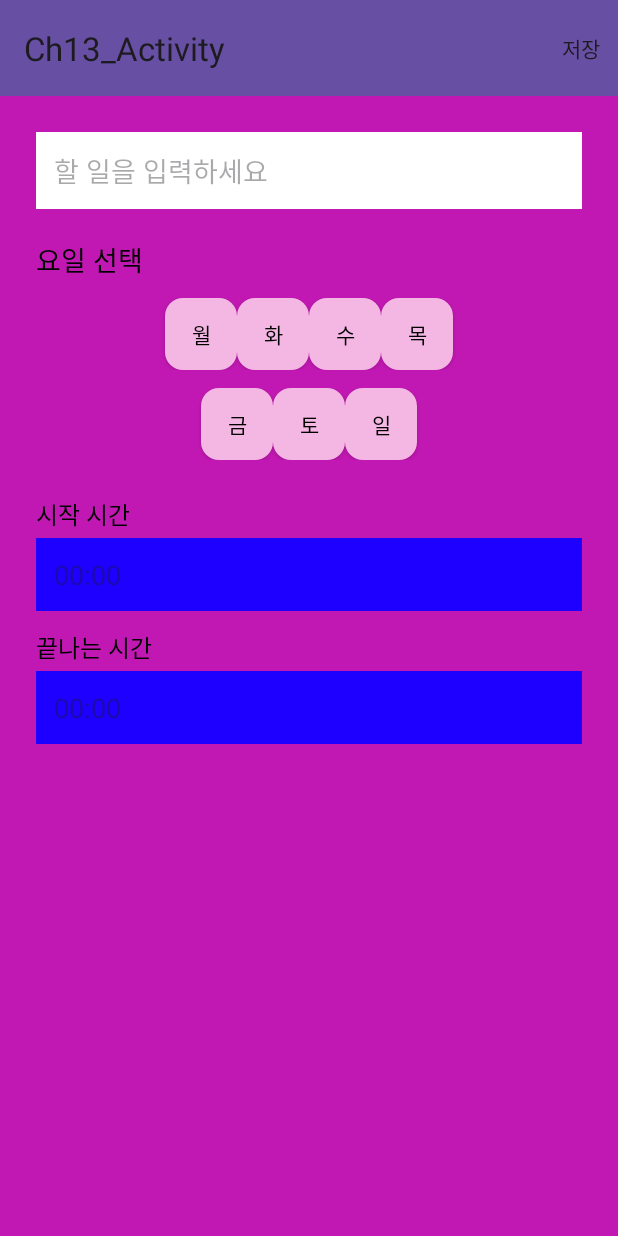
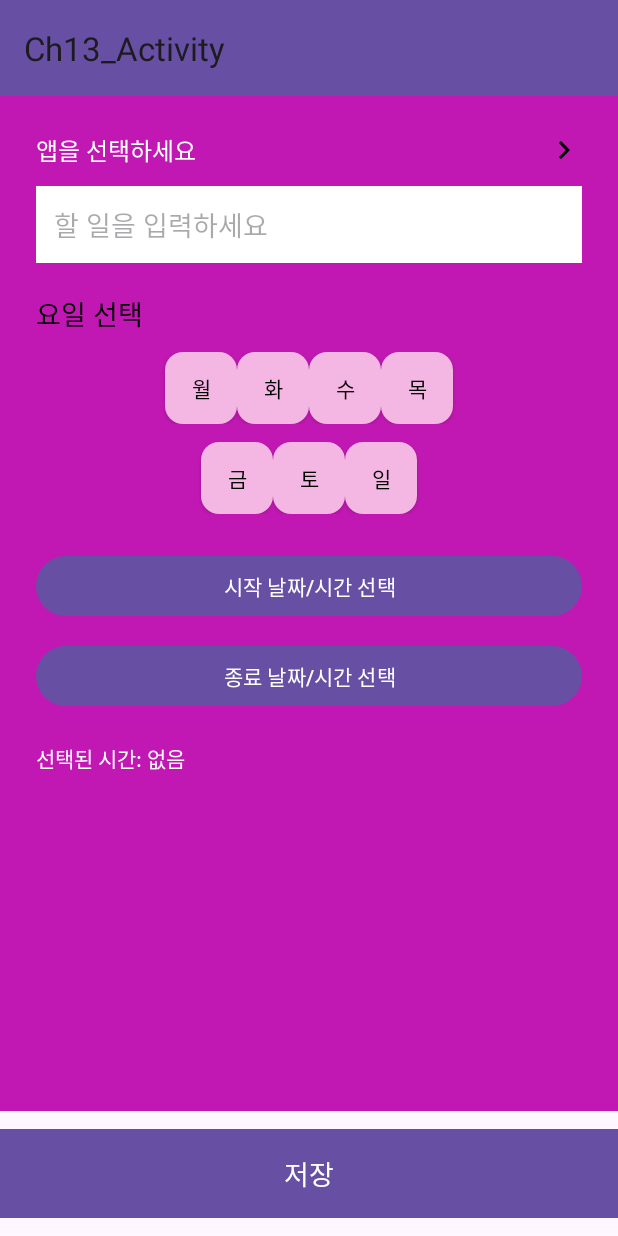
Before and after one commit to H-Software224/ShareAddict, an Android app: the AddActivity screen opened directly, with no data from a screen before it, on a phone screen of 412 x 824 dp. Run offline under Robolectric (Android 15) with nearby library versions, the phone set to English and light mode, and no system bars.

Commit message:
insert function

```diff
--- a/Ch13_Activity/app/src/main/AndroidManifest.xml
+++ b/Ch13_Activity/app/src/main/AndroidManifest.xml
@@ -1,7 +1,7 @@
 <?xml version="1.0" encoding="utf-8"?>
 <manifest xmlns:android="http://schemas.android.com/apk/res/android"
     xmlns:tools="http://schemas.android.com/tools">
-
+    <uses-permission android:name="android.permission.QUERY_ALL_PACKAGES"/>
     <application
         android:allowBackup="true"
         android:dataExtractionRules="@xml/data_extraction_rules"
--- a/Ch13_Activity/app/src/main/java/com/example/ch13_activity/Todo.kt
+++ b/Ch13_Activity/app/src/main/java/com/example/ch13_activity/Todo.kt
@@ -2,7 +2,9 @@ package com.example.ch13_activity
 
 data class Todo(
     val title: String,
+    val days: List<String>,
     val startTime: String,
     val endTime: String,
-    val days: List<String>  // ["월", "수", "일"]
+    val startDateTime: Long,
+    val endDateTime: Long
 )
--- /dev/null
+++ b/Ch13_Activity/app/src/main/res/drawable/ic_arrow_right.xml
@@ -0,0 +1,12 @@
+<?xml version="1.0" encoding="utf-8"?>
+<vector xmlns:android="http://schemas.android.com/apk/res/android"
+    android:width="24dp"
+    android:height="24dp"
+    android:viewportWidth="24"
+    android:viewportHeight="24">
+
+    <!-- 오른쪽 화살표 -->
+    <path
+        android:fillColor="#000000"
+        android:pathData="M10,6 L8.59,7.41 13.17,12 8.59,16.59 10,18l6,-6z"/>
+</vector>
--- a/Ch13_Activity/app/src/main/res/layout/activity_add.xml
+++ b/Ch13_Activity/app/src/main/res/layout/activity_add.xml
@@ -5,6 +5,7 @@
     android:layout_height="match_parent"
     android:orientation="vertical">
 
+    <!-- 툴바 -->
     <androidx.appcompat.widget.Toolbar
         android:id="@+id/toolbar"
         android:layout_width="match_parent"
@@ -14,9 +15,11 @@
         android:titleTextColor="@android:color/white"
         android:elevation="4dp" />
 
+    <!-- 스크롤 영역 -->
     <ScrollView
         android:layout_width="match_parent"
-        android:layout_height="match_parent"
+        android:layout_height="0dp"
+        android:layout_weight="1"
         android:background="#C218B3"
         android:padding="24dp">
 
@@ -25,6 +28,33 @@
             android:layout_height="wrap_content"
             android:orientation="vertical">
 
+            <!-- 앱 선택 텍스트 + 화살표 버튼 -->
+            <LinearLayout
+                android:layout_width="match_parent"
+                android:layout_height="wrap_content"
+                android:orientation="horizontal"
+                android:gravity="center_vertical"
+                android:layout_marginBottom="12dp">
+
+                <TextView
+                    android:id="@+id/tv_select_app"
+                    android:layout_width="0dp"
+                    android:layout_height="wrap_content"
+                    android:layout_weight="1"
+                    android:text="앱을 선택하세요"
+                    android:textSize="16sp"
+                    android:textColor="#FFFFFF"/>
+
+                <ImageButton
+                    android:id="@+id/iv_arrow"
+                    android:layout_width="wrap_content"
+                    android:layout_height="wrap_content"
+                    android:src="@drawable/ic_arrow_right"
+                    android:background="@null"
+                    android:contentDescription="앱 선택" />
+            </LinearLayout>
+
+            <!-- 할 일 입력 -->
             <EditText
                 android:id="@+id/addEditView"
                 android:layout_width="match_parent"
@@ -35,6 +65,7 @@
                 android:padding="12dp"
                 android:layout_marginBottom="20dp"/>
 
+            <!-- 요일 선택 -->
             <TextView
                 android:layout_width="wrap_content"
                 android:layout_height="wrap_content"
@@ -68,43 +99,43 @@
                 <ToggleButton android:id="@+id/day_sun" style="@style/DayButton" android:textOff="일" android:textOn="일"/>
             </LinearLayout>
 
-            <TextView
-                android:layout_width="wrap_content"
-                android:layout_height="wrap_content"
-                android:text="시작 시간"
-                android:textSize="16sp"
-                android:textColor="#000000"
-                android:layout_marginBottom="4dp" />
-
-            <EditText
-                android:id="@+id/startTimeEditText"
+            <!-- 날짜/시간 선택 -->
+            <Button
+                android:id="@+id/btn_pick_start"
                 android:layout_width="match_parent"
                 android:layout_height="wrap_content"
-                android:background="#1D00FF"
-                android:hint="00:00"
-                android:inputType="time"
-                android:textColor="@android:color/white"
-                android:padding="12dp"
-                android:layout_marginBottom="12dp" />
+                android:text="시작 날짜/시간 선택"
+                android:layout_marginBottom="12dp"/>
 
-            <TextView
-                android:layout_width="wrap_content"
-                android:layout_height="wrap_content"
-                android:text="끝나는 시간"
-                android:textSize="16sp"
-                android:textColor="#000000"
-                android:layout_marginBottom="4dp" />
-
-            <EditText
-                android:id="@+id/endTimeEditText"
+            <Button
+                android:id="@+id/btn_pick_end"
                 android:layout_width="match_parent"
                 android:layout_height="wrap_content"
-                android:background="#1D00FF"
-                android:hint="00:00"
-                android:inputType="time"
+                android:text="종료 날짜/시간 선택"
+                android:layout_marginBottom="12dp"/>
+
+            <!-- 선택 결과 표시 -->
+            <TextView
+                android:id="@+id/tv_range_preview"
+                android:layout_width="match_parent"
+                android:layout_height="wrap_content"
+                android:text="선택된 시간: 없음"
                 android:textColor="@android:color/white"
-                android:padding="12dp"
-                android:layout_marginBottom="24dp" />
+                android:textSize="14sp"
+                android:layout_marginTop="8dp"/>
         </LinearLayout>
     </ScrollView>
+
+    <!-- 저장 버튼 -->
+    <Button
+        android:id="@+id/btn_save"
+        android:layout_width="match_parent"
+        android:layout_height="wrap_content"
+        android:text="저장"
+        android:textSize="18sp"
+        android:textColor="#FFFFFF"
+        android:background="#1E88E5"
+        android:layout_marginTop="12dp"
+        android:layout_marginBottom="12dp"
+        android:padding="12dp"/>
 </LinearLayout>
--- a/Ch13_Activity/app/src/main/res/menu/menu_add.xml
+++ b/Ch13_Activity/app/src/main/res/menu/menu_add.xml
@@ -2,6 +2,7 @@
 <menu xmlns:android="http://schemas.android.com/apk/res/android"
     xmlns:app="http://schemas.android.com/apk/res-auto">
     <item android:id="@+id/menu_add_save"
-        android:title="저장"
-        app:showAsAction="always"/>
+        android:icon="@android:drawable/ic_menu_save"
+        android:title=""
+        app:showAsAction="ifRoom"/>
 </menu>
```
Also changed, not shown: Ch13_Activity/app/src/main/java/com/example/ch13_activity/AddActivity.kt (+79 -16 lines), Ch13_Activity/app/src/main/java/com/example/ch13_activity/MainActivity.kt (+7 -16 lines), Ch13_Activity/app/src/main/res/layout/dialog_app_list.xml (added, +15 -0 lines).
